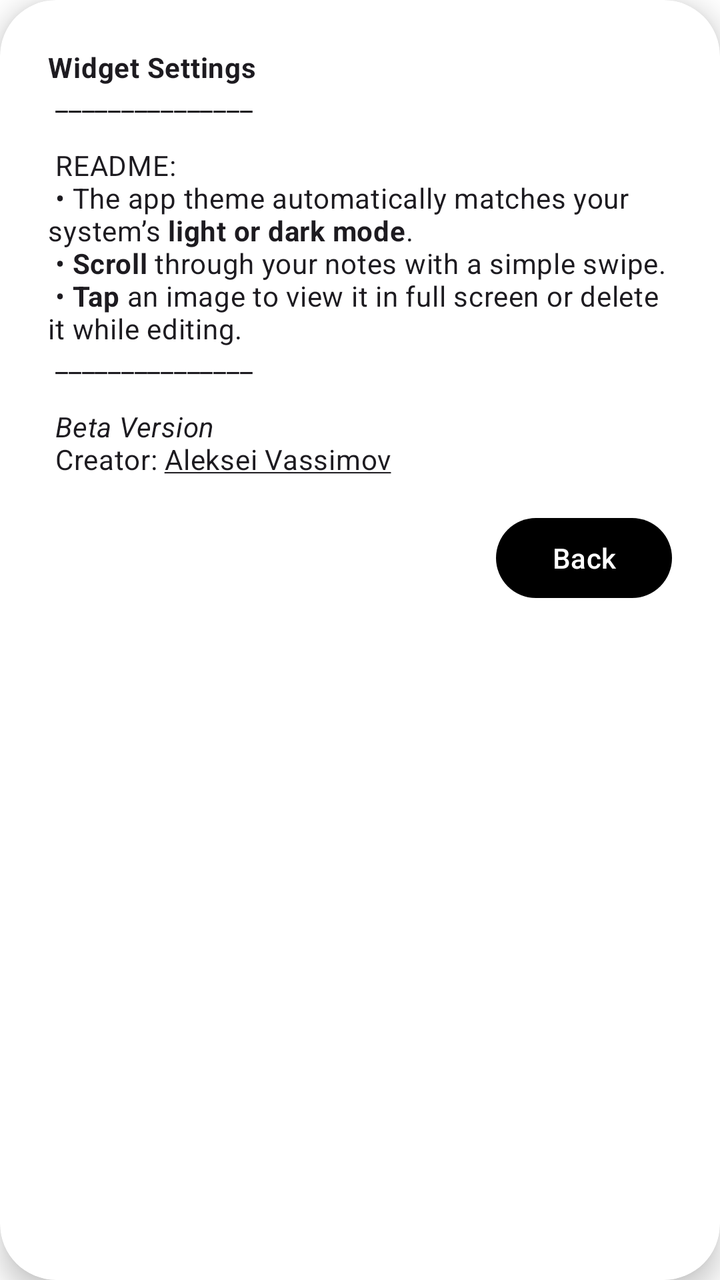
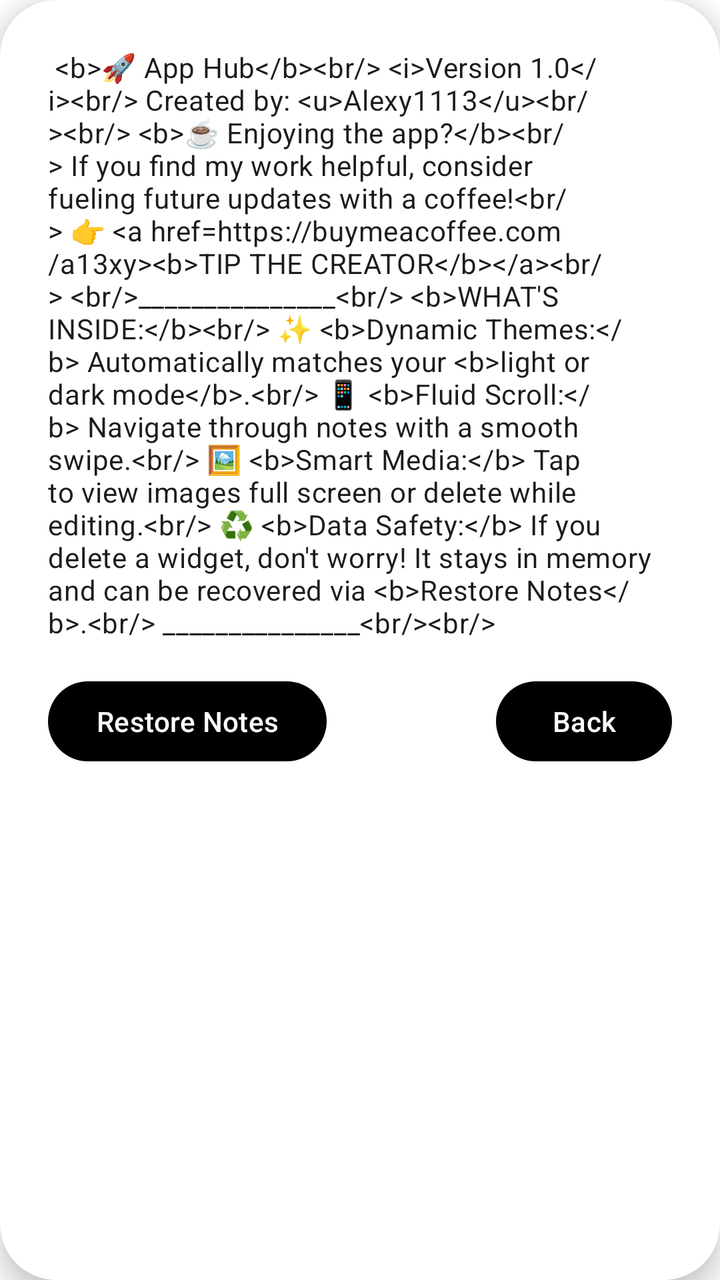

Before-and-after screenshots of an Android layout around one commit, followed by the original layout XML and the change that was made.
<!-- AndroidManifest.xml: activity theme Theme.StickyN.Floating -->
<!-- res/layout/activity_settings.xml -->
<?xml version="1.0" encoding="utf-8"?>
<androidx.cardview.widget.CardView
    xmlns:android="http://schemas.android.com/apk/res/android"
    xmlns:app="http://schemas.android.com/apk/res-auto"
    xmlns:tools="http://schemas.android.com/tools"
    android:layout_width="match_parent"
    android:layout_height="wrap_content"
    android:layout_margin="16dp"
    app:cardCornerRadius="28dp"
    app:cardElevation="8dp"
    app:cardBackgroundColor="?attr/colorSurface"
    tools:context=".SettingsActivity">

    <androidx.constraintlayout.widget.ConstraintLayout
        android:layout_width="match_parent"
        android:layout_height="wrap_content"
        android:padding="24dp">

        <TextView
            android:id="@+id/text_readme"
            android:layout_width="0dp"
            android:layout_height="wrap_content"
            android:text="@string/readme"
            android:textAppearance="?attr/textAppearanceBodyMedium"
            app:layout_constraintEnd_toEndOf="parent"
            app:layout_constraintStart_toStartOf="parent"
            app:layout_constraintTop_toTopOf="parent"
            app:layout_constraintBottom_toTopOf="@+id/button_back" />

        <com.google.android.material.button.MaterialButton
            android:id="@+id/button_back"
            style="@style/Widget.Material3.Button"
            android:layout_width="wrap_content"
            android:layout_height="wrap_content"
            android:layout_marginTop="16dp"
            android:text="@string/back"
            app:layout_constraintBottom_toBottomOf="parent"
            app:layout_constraintEnd_toEndOf="parent"
            app:layout_constraintTop_toBottomOf="@id/text_readme" />

    </androidx.constraintlayout.widget.ConstraintLayout>
</androidx.cardview.widget.CardView>
<!-- resources referenced by this layout -->
<resources>
  <string name="back">Back</string>
  <string name="readme">
          <b>Widget Settings</b>\n
           _______________\n\n
          README:\n
          \u2022 The app theme automatically matches your system’s <b>light or dark mode</b>.\n
          \u2022 <b>Scroll</b> through your notes with a simple swipe.\n
          \u2022 <b>Tap</b> an image to view it in full screen or delete it while editing.\n
          _______________\n\n
          <i>Beta Version</i>\n
          Creator: <u>Aleksei Vassimov</u>
      </string>
  <style name="Theme.StickyN.Floating" parent="Theme.Material3.DayNight.Dialog">
          <item name="android:windowBackground">@android:color/transparent</item>
          <item name="android:windowIsTranslucent">true</item>
          <item name="android:windowContentOverlay">@null</item>
          <item name="android:windowNoTitle">true</item>
          <item name="android:windowIsFloating">true</item>
          <item name="android:backgroundDimEnabled">true</item>
  
          
          <item name="colorSurface">@color/widget_background</item>
          <item name="colorOnSurface">@color/black</item>
          <item name="colorPrimary">@color/black</item>
          <item name="colorOnPrimary">@color/white</item>
      </style>
  <color name="widget_background">#FFFFFF</color>
  <color name="black">#FF000000</color>
  <color name="white">#FFFFFFFF</color>
</resources>

<!-- the commit's change to res/layout/activity_settings.xml (unified diff, before → after) -->
@@ -28,6 +28,17 @@
             app:layout_constraintBottom_toTopOf="@+id/button_back" />
 
         <com.google.android.material.button.MaterialButton
+            android:id="@+id/button_restore"
+            style="@style/Widget.Material3.Button"
+            android:layout_width="wrap_content"
+            android:layout_height="wrap_content"
+            android:layout_marginTop="16dp"
+            android:text="@string/restore_notes"
+            app:layout_constraintBottom_toBottomOf="parent"
+            app:layout_constraintStart_toStartOf="parent"
+            app:layout_constraintTop_toBottomOf="@id/text_readme" />
+
+        <com.google.android.material.button.MaterialButton
             android:id="@+id/button_back"
             style="@style/Widget.Material3.Button"
             android:layout_width="wrap_content"
<!-- resource entries referenced after the edit -->
@@ -2,16 +2,23 @@
 <resources>
   <string name="back">Back</string>
   <string name="readme">
-          <b>Widget Settings</b>\n
-           _______________\n\n
-          README:\n
-          \u2022 The app theme automatically matches your system’s <b>light or dark mode</b>.\n
-          \u2022 <b>Scroll</b> through your notes with a simple swipe.\n
-          \u2022 <b>Tap</b> an image to view it in full screen or delete it while editing.\n
-          _______________\n\n
-          <i>Beta Version</i>\n
-          Creator: <u>Aleksei Vassimov</u>
+          &lt;b&gt;🚀 App Hub&lt;/b&gt;&lt;br/&gt;
+          &lt;i&gt;Version 1.0&lt;/i&gt;&lt;br/&gt;
+          Created by: &lt;u&gt;Alexy1113&lt;/u&gt;&lt;br/&gt;&lt;br/&gt;
+  
+          &lt;b&gt;☕ Enjoying the app?&lt;/b&gt;&lt;br/&gt;
+          If you find my work helpful, consider fueling future updates with a coffee!&lt;br/&gt;
+          👉 &lt;a href="https://buymeacoffee.com/a13xy"&gt;&lt;b&gt;TIP THE CREATOR&lt;/b&gt;&lt;/a&gt;&lt;br/&gt;
+  
+          &lt;br/&gt;_______________&lt;br/&gt;
+          &lt;b&gt;WHAT\'S INSIDE:&lt;/b&gt;&lt;br/&gt;
+          ✨ &lt;b&gt;Dynamic Themes:&lt;/b&gt; Automatically matches your &lt;b&gt;light or dark mode&lt;/b&gt;.&lt;br/&gt;
+          📱 &lt;b&gt;Fluid Scroll:&lt;/b&gt; Navigate through notes with a smooth swipe.&lt;br/&gt;
+          🖼️ &lt;b&gt;Smart Media:&lt;/b&gt; Tap to view images full screen or delete while editing.&lt;br/&gt;
+          ♻️ &lt;b&gt;Data Safety:&lt;/b&gt; If you delete a widget, don\'t worry! It stays in memory and can be recovered via &lt;b&gt;Restore Notes&lt;/b&gt;.&lt;br/&gt;
+          _______________&lt;br/&gt;&lt;br/&gt;
       </string>
+  <string name="restore_notes">Restore Notes</string>
   <style name="Theme.StickyN.Floating" parent="Theme.Material3.DayNight.Dialog">
           <item name="android:windowBackground">@android:color/transparent</item>
           <item name="android:windowIsTranslucent">true</item>
